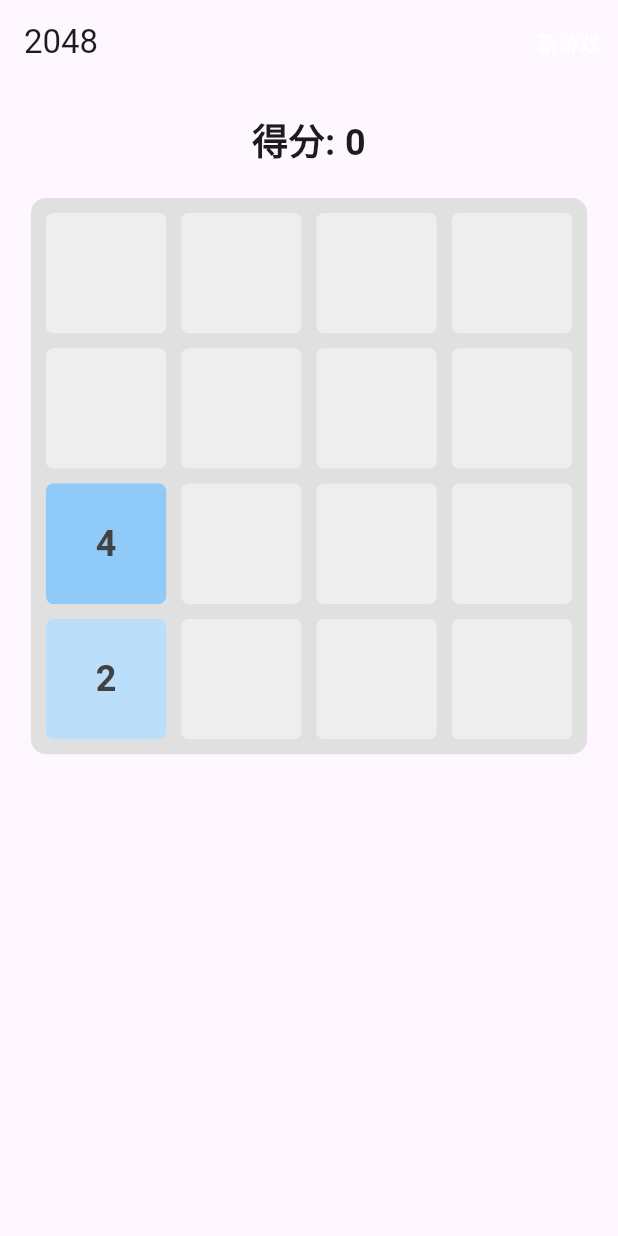
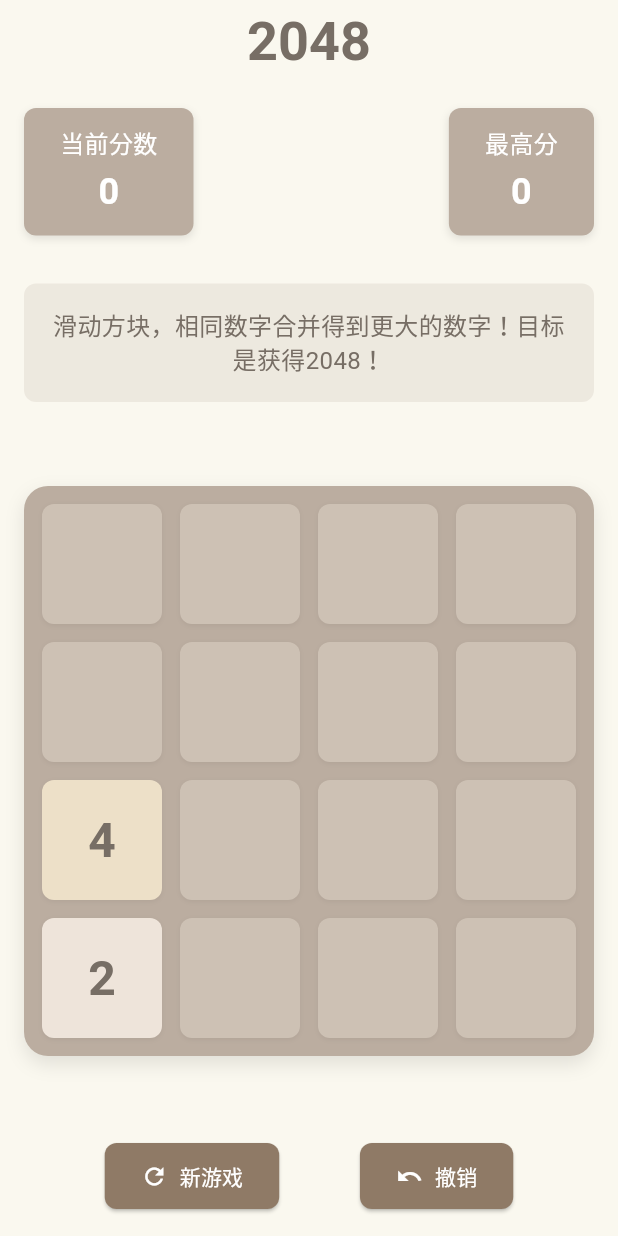
Before and after one commit to android-greenhand/fluttergame-2048, a Flutter app: the screen it shows after launch, on a phone screen of 412 x 824 dp. Run offline on Flutter 3.47's test engine with Material 3 defaults, Android fonts, the phone set to English and light mode, and no system bars.

Commit message:
2048 基础界面

```diff
--- a/lib/game_page.dart
+++ b/lib/game_page.dart
@@ -15,18 +15,37 @@ class GamePage extends StatefulWidget {
   GamePageState createState() => GamePageState();
 }
 
-class GamePageState extends State<GamePage> {
+class GamePageState extends State<GamePage> with SingleTickerProviderStateMixin {
   // 游戏网格，4x4的二维数组
   List<List<int>> grid = List.generate(4, (_) => List.filled(4, 0));
   // 当前游戏分数
   int score = 0;
+  int bestScore = 0; // 新增：最高分
   // 随机数生成器
   final Random random = Random();
+
+  // 新增：动画控制器
+  late AnimationController _controller;
+  late Animation<double> _scaleAnimation;
 
   @override
   void initState() {
     super.initState();
+    // 初始化动画控制器
+    _controller = AnimationController(
+      duration: const Duration(milliseconds: 200),
+      vsync: this,
+    );
+    _scaleAnimation = Tween<double>(begin: 1.0, end: 0.95).animate(
+      CurvedAnimation(parent: _controller, curve: Curves.easeInOut),
+    );
     initGame();
+  }
+
+  @override
+  void dispose() {
+    _controller.dispose();
+    super.dispose();
   }
 
   /// 初始化游戏
@@ -213,18 +232,62 @@ class GamePageState extends State<GamePage> {
       context: context,
       builder: (BuildContext context) {
         return AlertDialog(
-          title: const Text('游戏结束'),
-          content: Text('最终得分: $score'),
-          actions: <Widget>[
+          backgroundColor: const Color(0xFFFAF8EF),
+          shape: RoundedRectangleBorder(
+            borderRadius: BorderRadius.circular(16),
+          ),
+          title: const Text(
+            '游戏结束',
+            style: TextStyle(
+              color: Color(0xFF776E65),
+              fontSize: 24,
+              fontWeight: FontWeight.bold,
+            ),
+            textAlign: TextAlign.center,
+          ),
+          content: Column(
+            mainAxisSize: MainAxisSize.min,
+            children: [
+              Text(
+                '最终得分: $score',
+                style: const TextStyle(
+                  color: Color(0xFF776E65),
+                  fontSize: 20,
+                ),
+              ),
+              if (score > bestScore) ...[
+                const SizedBox(height: 16),
+                const Text(
+                  '新纪录！',
+                  style: TextStyle(
+                    color: Color(0xFFF65E3B),
+                    fontSize: 24,
+                    fontWeight: FontWeight.bold,
+                  ),
+                ),
+              ],
+            ],
+          ),
+          actions: [
             TextButton(
-              child: const Text('重新开始'),
               onPressed: () {
                 Navigator.of(context).pop();
                 setState(() {
+                  if (score > bestScore) {
+                    bestScore = score;
+                  }
                   score = 0;
                   initGame();
                 });
               },
+              child: const Text(
+                '重新开始',
+                style: TextStyle(
+                  color: Color(0xFF8F7A66),
+                  fontSize: 18,
+                  fontWeight: FontWeight.bold,
+                ),
+              ),
             ),
           ],
         );
@@ -235,147 +298,264 @@ class GamePageState extends State<GamePage> {
   @override
   Widget build(BuildContext context) {
     return Scaffold(
+      backgroundColor: const Color(0xFFFAF8EF), // 米色背景
       appBar: AppBar(
-        title: const Text('2048'),
-        actions: [
-          TextButton(
-            onPressed: () {
+        elevation: 0,
+        backgroundColor: const Color(0xFFFAF8EF),
+        title: const Text(
+          '2048',
+          style: TextStyle(
+            color: Color(0xFF776E65),
+            fontSize: 36,
+            fontWeight: FontWeight.bold,
+          ),
+        ),
+        centerTitle: true,
+      ),
+      body: SafeArea(
+        child: Padding(
+          padding: const EdgeInsets.all(16.0),
+          child: Column(
+            children: [
+              // 分数面板
+              Row(
+                mainAxisAlignment: MainAxisAlignment.spaceBetween,
+                children: [
+                  _buildScoreBox('当前分数', score),
+                  _buildScoreBox('最高分', bestScore),
+                ],
+              ),
+              const SizedBox(height: 32),
+              // 游戏说明
+              Container(
+                padding: const EdgeInsets.all(16),
+                decoration: BoxDecoration(
+                  color: const Color(0xFFBBADA0).withOpacity(0.2),
+                  borderRadius: BorderRadius.circular(8),
+                ),
+                child: const Text(
+                  '滑动方块，相同数字合并得到更大的数字！目标是获得2048！',
+                  style: TextStyle(
+                    color: Color(0xFF776E65),
+                    fontSize: 16,
+                  ),
+                  textAlign: TextAlign.center,
+                ),
+              ),
+              const SizedBox(height: 32),
+              // 游戏主区域
+              Expanded(
+                child: Center(
+                  child: AspectRatio(
+                    aspectRatio: 1,
+                    child: Container(
+                      decoration: BoxDecoration(
+                        color: const Color(0xFFBBADA0),
+                        borderRadius: BorderRadius.circular(16),
+                        boxShadow: [
+                          BoxShadow(
+                            color: Colors.black.withOpacity(0.1),
+                            blurRadius: 10,
+                            offset: const Offset(0, 5),
+                          ),
+                        ],
+                      ),
+                      padding: const EdgeInsets.all(12),
+                      child: GestureDetector(
+                        behavior: HitTestBehavior.opaque,
+                        onVerticalDragUpdate: (details) {},
+                        onHorizontalDragUpdate: (details) {},
+                        onVerticalDragEnd: (details) {
+                          _handleDrag(details.primaryVelocity!, true);
+                        },
+                        onHorizontalDragEnd: (details) {
+                          _handleDrag(details.primaryVelocity!, false);
+                        },
+                        child: GridView.builder(
+                          physics: const NeverScrollableScrollPhysics(),
+                          gridDelegate: const SliverGridDelegateWithFixedCrossAxisCount(
+                            crossAxisCount: 4,
+                            mainAxisSpacing: 12,
+                            crossAxisSpacing: 12,
+                          ),
+                          itemCount: 16,
+                          itemBuilder: _buildGridTile,
+                        ),
+                      ),
+                    ),
+                  ),
+                ),
+              ),
+              const SizedBox(height: 32),
+              // 控制按钮
+              Row(
+                mainAxisAlignment: MainAxisAlignment.spaceEvenly,
+                children: [
+                  _buildControlButton('新游戏', Icons.refresh, () {
                     setState(() {
                       score = 0;
                       initGame();
                     });
-            },
-            child: const Text('新游戏', style: TextStyle(color: Colors.white)),
+                  }),
+                  _buildControlButton('撤销', Icons.undo, () {
+                    // TODO: 实现撤销功能
+                  }),
+                ],
               ),
             ],
           ),
-      body: LayoutBuilder(
-        builder: (context, constraints) {
-          // 计算游戏区域的大小，保持正方形
-          double gameSize = constraints.maxWidth > constraints.maxHeight ?
-                          constraints.maxHeight * 0.7 : constraints.maxWidth * 0.9;
+        ),
+      ),
+    );
+  }
 
-          return SingleChildScrollView(
-            physics: const NeverScrollableScrollPhysics(), // 禁用滚动，防止与游戏手势冲突
-            child: Center(
-              child: Column(
-                mainAxisAlignment: MainAxisAlignment.center,
-                children: [
-                  const SizedBox(height: 20),
-                  // 显示当前分数
-                  Text(
-                    '得分: $score',
-                    style: const TextStyle(fontSize: 24, fontWeight: FontWeight.bold),
-                  ),
-                  const SizedBox(height: 20),
-                  // 游戏主区域
-                  SizedBox(
-                    width: gameSize,
-                    height: gameSize,
-                    child: GestureDetector(
-                      behavior: HitTestBehavior.opaque, // 确保空白区域也能检测手势
-                      onVerticalDragUpdate: (details) {}, // 添加空的更新回调以确保垂直拖动被识别
-                      onHorizontalDragUpdate: (details) {}, // 添加空的更新回调以确保水平拖动被识别
-                      // 处理垂直滑动
-                      onVerticalDragEnd: (details) {
-                        if (details.primaryVelocity != null) {
-                          if (details.primaryVelocity! < 0) {
+  // 处理拖动手势
+  void _handleDrag(double velocity, bool isVertical) {
+    _controller.forward().then((_) => _controller.reverse());
+
     setState(() {
+      if (isVertical) {
+        if (velocity < 0) {
           move(DragDirection.up);
-                            });
         } else {
-                            setState(() {
           move(DragDirection.down);
+        }
+      } else {
+        if (velocity < 0) {
+          move(DragDirection.left);
+        } else {
+          move(DragDirection.right);
+        }
+      }
     });
   }
+
+  // 构建分数面板
+  Widget _buildScoreBox(String title, int value) {
+    return Container(
+      padding: const EdgeInsets.symmetric(horizontal: 24, vertical: 12),
+      decoration: BoxDecoration(
+        color: const Color(0xFFBBADA0),
+        borderRadius: BorderRadius.circular(8),
+        boxShadow: [
+          BoxShadow(
+            color: Colors.black.withOpacity(0.1),
+            blurRadius: 4,
+            offset: const Offset(0, 2),
+          ),
+        ],
+      ),
+      child: Column(
+        children: [
+          Text(
+            title,
+            style: const TextStyle(
+              color: Colors.white,
+              fontSize: 16,
+              fontWeight: FontWeight.w500,
+            ),
+          ),
+          const SizedBox(height: 4),
+          Text(
+            value.toString(),
+            style: const TextStyle(
+              color: Colors.white,
+              fontSize: 24,
+              fontWeight: FontWeight.bold,
+            ),
+          ),
+        ],
+      ),
+    );
   }
-                      },
-                      // 处理水平滑动
-                      onHorizontalDragEnd: (details) {
-                        if (details.primaryVelocity != null) {
-                          if (details.primaryVelocity! < 0) {
-                            setState(() {
-                              move(DragDirection.left);
-                            });
-                          } else {
-                            setState(() {
-                              move(DragDirection.right);
-                            });
+
+  // 构建控制按钮
+  Widget _buildControlButton(String label, IconData icon, VoidCallback onPressed) {
+    return ElevatedButton.icon(
+      onPressed: onPressed,
+      icon: Icon(icon),
+      label: Text(label),
+      style: ElevatedButton.styleFrom(
+        backgroundColor: const Color(0xFF8F7A66),
+        foregroundColor: Colors.white,
+        padding: const EdgeInsets.symmetric(horizontal: 24, vertical: 12),
+        shape: RoundedRectangleBorder(
+          borderRadius: BorderRadius.circular(8),
+        ),
+      ),
+    );
   }
-                        }
-                      },
-                      child: Container(
-                        padding: const EdgeInsets.all(10),
-                        decoration: BoxDecoration(
-                          color: Colors.grey[300],
-                          borderRadius: BorderRadius.circular(10),
-                        ),
-                        // 4x4网格
-                        child: GridView.builder(
-                          physics: const NeverScrollableScrollPhysics(),
-                          gridDelegate: const SliverGridDelegateWithFixedCrossAxisCount(
-                            crossAxisCount: 4,
-                            mainAxisSpacing: 10,
-                            crossAxisSpacing: 10,
-                          ),
-                          itemCount: 16,
-                          itemBuilder: (context, index) {
+
+  // 构建网格方块
+  Widget _buildGridTile(BuildContext context, int index) {
     int row = index ~/ 4;
     int col = index % 4;
     int value = grid[row][col];
 
-                            return Container(
+    return AnimatedBuilder(
+      animation: _scaleAnimation,
+      builder: (context, child) {
+        return Transform.scale(
+          scale: _scaleAnimation.value,
+          child: Container(
             decoration: BoxDecoration(
-                                color: getTileColor(value),
-                                borderRadius: BorderRadius.circular(5),
+              color: _getTileBackgroundColor(value),
+              borderRadius: BorderRadius.circular(8),
+              boxShadow: [
+                BoxShadow(
+                  color: Colors.black.withOpacity(0.05),
+                  blurRadius: 2,
+                  offset: const Offset(0, 1),
+                ),
+              ],
             ),
             child: Center(
-                                child: FittedBox(
-                                  fit: BoxFit.contain,
-                                  child: Padding(
-                                    padding: const EdgeInsets.all(4.0),
-                                    child: Text(
-                                      value == 0 ? '' : value.toString(),
+              child: value == 0
+                  ? null
+                  : Text(
+                      value.toString(),
                       style: TextStyle(
-                                        fontSize: 24,
+                        color: value <= 4 ? const Color(0xFF776E65) : Colors.white,
+                        fontSize: value < 100 ? 32 : value < 1000 ? 28 : 24,
                         fontWeight: FontWeight.bold,
-                                        color: value <= 4 ? Colors.grey[800] : Colors.white,
-                                      ),
                       ),
                     ),
             ),
           ),
         );
       },
-                        ),
-                      ),
-                    ),
-                  ),
-                  const SizedBox(height: 20),
-                ],
-              ),
-            ),
-          );
-        },
-      ),
     );
   }
 
-  /// 根据数字获取对应的颜色
-  /// [value] 方块上的数字
-  Color getTileColor(int value) {
+  // 获取方块背景颜色
+  Color _getTileBackgroundColor(int value) {
     switch (value) {
-      case 0: return Colors.grey[200]!;
-      case 2: return Colors.blue[100]!;
-      case 4: return Colors.blue[200]!;
-      case 8: return Colors.blue[300]!;
-      case 16: return Colors.blue[400]!;
-      case 32: return Colors.blue[500]!;
-      case 64: return Colors.blue[600]!;
-      case 128: return Colors.blue[700]!;
-      case 256: return Colors.blue[800]!;
-      case 512: return Colors.blue[900]!;
-      default: return Colors.blue[900]!;
+      case 0:
+        return const Color(0xFFCDC1B4);
+      case 2:
+        return const Color(0xFFEEE4DA);
+      case 4:
+        return const Color(0xFFEDE0C8);
+      case 8:
+        return const Color(0xFFF2B179);
+      case 16:
+        return const Color(0xFFF59563);
+      case 32:
+        return const Color(0xFFF67C5F);
+      case 64:
+        return const Color(0xFFF65E3B);
+      case 128:
+        return const Color(0xFFEDCF72);
+      case 256:
+        return const Color(0xFFEDCC61);
+      case 512:
+        return const Color(0xFFEDC850);
+      case 1024:
+        return const Color(0xFFEDC53F);
+      case 2048:
+        return const Color(0xFFEDC22E);
+      default:
+        return const Color(0xFF3C3A32);
     }
   }
 }
```
Lines whose indentation alone changed are shown as unchanged.
